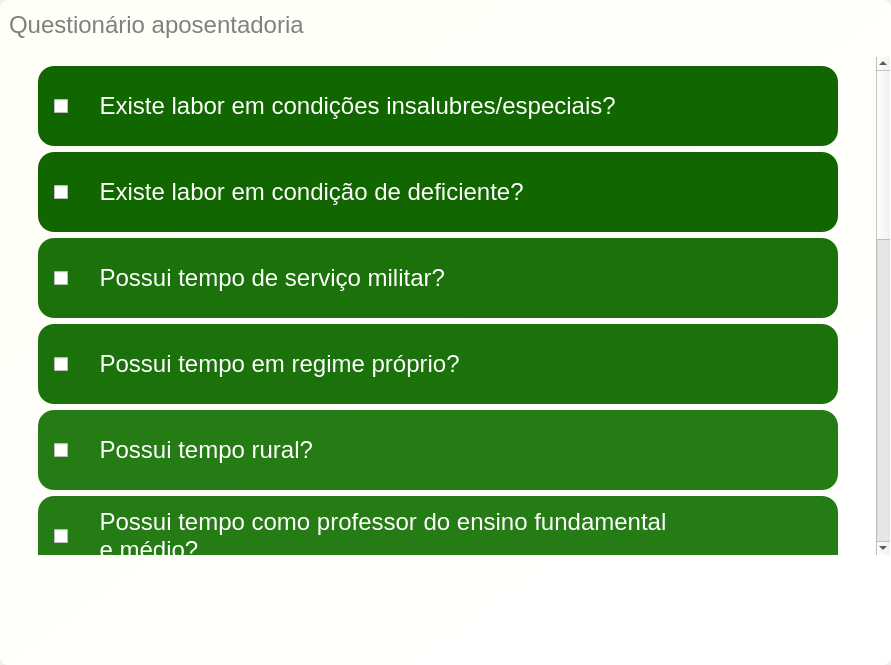
This is Design/UI/pgQuizAposentadoria.ui in newprev/PrevCliente as Qt 5 draws it before an edit. The edited form follows.
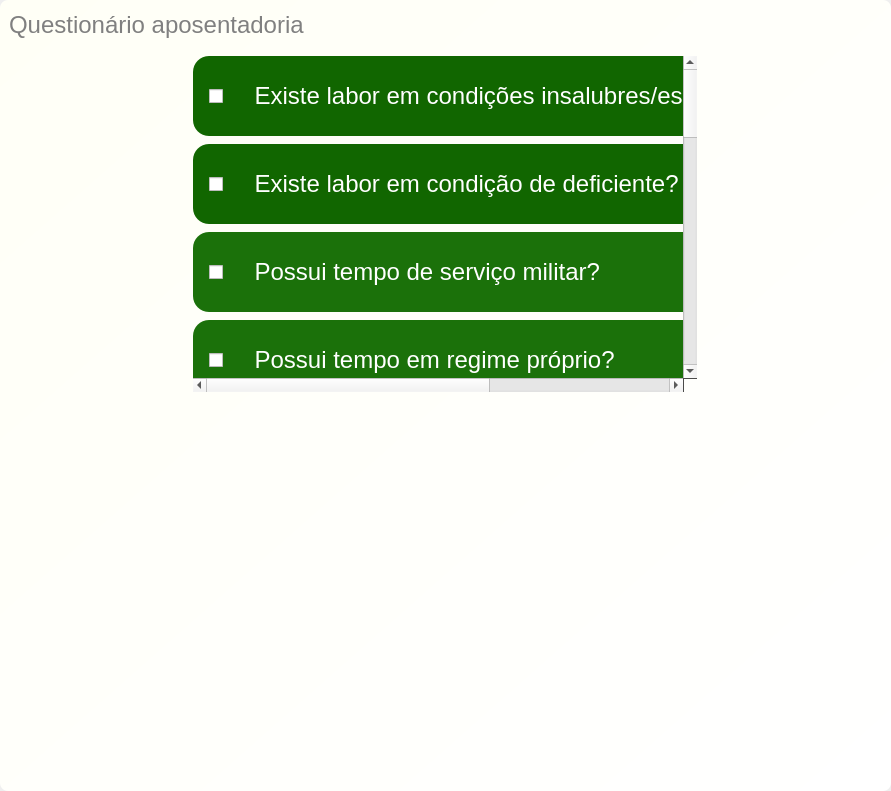
This is the edited form. Icons and pictures are not drawn.

Commit message: Grande alteração no layout da entrevista

```diff
--- a/Design/UI/pgQuizAposentadoria.ui
+++ b/Design/UI/pgQuizAposentadoria.ui
@@ -7,7 +7,7 @@
     <x>0</x>
     <y>0</y>
     <width>891</width>
-    <height>665</height>
+    <height>791</height>
    </rect>
   </property>
   <property name="windowTitle">
@@ -154,12 +154,15 @@
    <item>
     <widget class="QFrame" name="frMain">
      <property name="frameShape">
-      <enum>QFrame::StyledPanel</enum>
+      <enum>QFrame::NoFrame</enum>
      </property>
      <property name="frameShadow">
       <enum>QFrame::Raised</enum>
      </property>
      <layout class="QGridLayout" name="gridLayout">
+      <property name="sizeConstraint">
+       <enum>QLayout::SetNoConstraint</enum>
+      </property>
       <property name="leftMargin">
        <number>0</number>
       </property>
@@ -197,20 +200,32 @@
         </layout>
        </widget>
       </item>
-      <item row="1" column="0" alignment="Qt::AlignTop">
+      <item row="1" column="0" alignment="Qt::AlignHCenter|Qt::AlignTop">
        <widget class="QScrollArea" name="scrollArea">
+        <property name="sizePolicy">
+         <sizepolicy hsizetype="Minimum" vsizetype="Expanding">
+          <horstretch>0</horstretch>
+          <verstretch>0</verstretch>
+         </sizepolicy>
+        </property>
         <property name="minimumSize">
          <size>
-          <width>830</width>
-          <height>500</height>
+          <width>0</width>
+          <height>0</height>
          </size>
         </property>
         <property name="maximumSize">
          <size>
           <width>16777215</width>
-          <height>500</height>
+          <height>12345687</height>
          </size>
         </property>
+        <property name="frameShape">
+         <enum>QFrame::NoFrame</enum>
+        </property>
+        <property name="sizeAdjustPolicy">
+         <enum>QAbstractScrollArea::AdjustToContents</enum>
+        </property>
         <property name="widgetResizable">
          <bool>true</bool>
         </property>
@@ -221,13 +236,34 @@
          <property name="geometry">
           <rect>
            <x>0</x>
-           <y>-150</y>
-           <width>875</width>
-           <height>1388</height>
+           <y>0</y>
+           <width>800</width>
+           <height>1400</height>
           </rect>
          </property>
+         <property name="sizePolicy">
+          <sizepolicy hsizetype="Minimum" vsizetype="Expanding">
+           <horstretch>0</horstretch>
+           <verstretch>0</verstretch>
+          </sizepolicy>
+         </property>
          <layout class="QVBoxLayout" name="verticalLayout_2">
-          <item alignment="Qt::AlignHCenter">
+          <property name="spacing">
+           <number>8</number>
+          </property>
+          <property name="leftMargin">
+           <number>0</number>
+          </property>
+          <property name="topMargin">
+           <number>0</number>
+          </property>
+          <property name="rightMargin">
+           <number>0</number>
+          </property>
+          <property name="bottomMargin">
+           <number>0</number>
+          </property>
+          <item>
            <widget class="QFrame" name="frInfo1">
             <property name="minimumSize">
              <size>
@@ -301,7 +337,7 @@
             </layout>
            </widget>
           </item>
-          <item alignment="Qt::AlignHCenter">
+          <item>
            <widget class="QFrame" name="frInfo2">
             <property name="minimumSize">
              <size>
@@ -353,7 +389,7 @@
             </layout>
            </widget>
           </item>
-          <item alignment="Qt::AlignHCenter">
+          <item>
            <widget class="QFrame" name="frInfo3">
             <property name="minimumSize">
              <size>
@@ -405,7 +441,7 @@
             </layout>
            </widget>
           </item>
-          <item alignment="Qt::AlignHCenter">
+          <item>
            <widget class="QFrame" name="frInfo4">
             <property name="minimumSize">
              <size>
@@ -507,7 +543,7 @@
             </layout>
            </widget>
           </item>
-          <item alignment="Qt::AlignHCenter">
+          <item>
            <widget class="QFrame" name="frInfo5">
             <property name="minimumSize">
              <size>
@@ -559,7 +595,7 @@
             </layout>
            </widget>
           </item>
-          <item alignment="Qt::AlignHCenter">
+          <item>
            <widget class="QFrame" name="frInfo6">
             <property name="minimumSize">
              <size>
@@ -634,7 +670,7 @@
             </layout>
            </widget>
           </item>
-          <item alignment="Qt::AlignHCenter">
+          <item>
            <widget class="QFrame" name="frInfo7">
             <property name="minimumSize">
              <size>
@@ -708,7 +744,7 @@
             </layout>
            </widget>
           </item>
-          <item alignment="Qt::AlignHCenter">
+          <item>
            <widget class="QFrame" name="frInfo8">
             <property name="minimumSize">
              <size>
@@ -783,7 +819,7 @@
             </layout>
            </widget>
           </item>
-          <item alignment="Qt::AlignHCenter">
+          <item>
            <widget class="QFrame" name="frInfo9">
             <property name="minimumSize">
              <size>
@@ -858,7 +894,7 @@
             </layout>
            </widget>
           </item>
-          <item alignment="Qt::AlignHCenter">
+          <item>
            <widget class="QFrame" name="frInfo10">
             <property name="minimumSize">
              <size>
@@ -932,7 +968,7 @@
             </layout>
            </widget>
           </item>
-          <item alignment="Qt::AlignHCenter">
+          <item>
            <widget class="QFrame" name="frInfo11">
             <property name="minimumSize">
              <size>
@@ -985,7 +1021,7 @@
             </layout>
            </widget>
           </item>
-          <item alignment="Qt::AlignHCenter">
+          <item>
            <widget class="QFrame" name="frInfo12">
             <property name="minimumSize">
              <size>
@@ -1038,7 +1074,7 @@
             </layout>
            </widget>
           </item>
-          <item alignment="Qt::AlignHCenter">
+          <item>
            <widget class="QFrame" name="frInfo13">
             <property name="minimumSize">
              <size>
@@ -1075,7 +1111,7 @@
             </layout>
            </widget>
           </item>
-          <item alignment="Qt::AlignHCenter">
+          <item>
            <widget class="QFrame" name="frInfo14">
             <property name="minimumSize">
              <size>
@@ -1112,7 +1148,7 @@
             </layout>
            </widget>
           </item>
-          <item alignment="Qt::AlignHCenter">
+          <item>
            <widget class="QFrame" name="frInfo15">
             <property name="minimumSize">
              <size>
@@ -1150,7 +1186,7 @@
             </layout>
            </widget>
           </item>
-          <item alignment="Qt::AlignHCenter">
+          <item>
            <widget class="QFrame" name="frInfo16">
             <property name="minimumSize">
              <size>
```
The commit also changes 25 other files.
